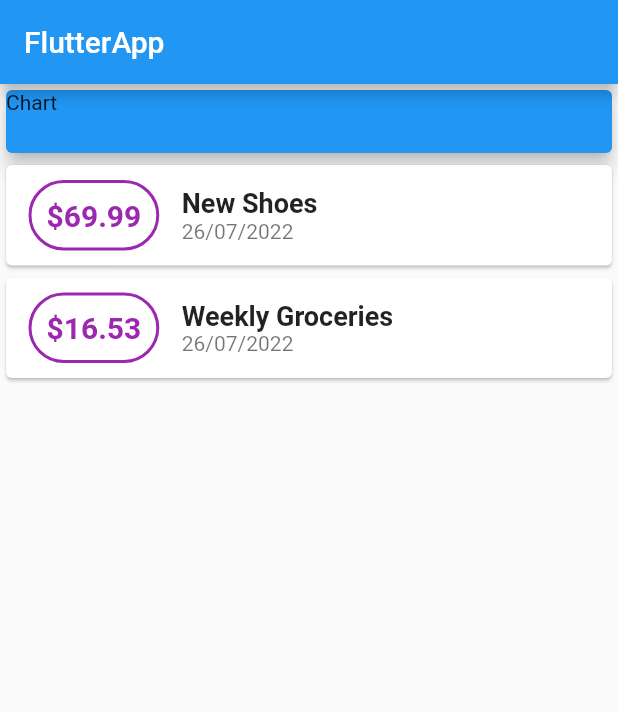
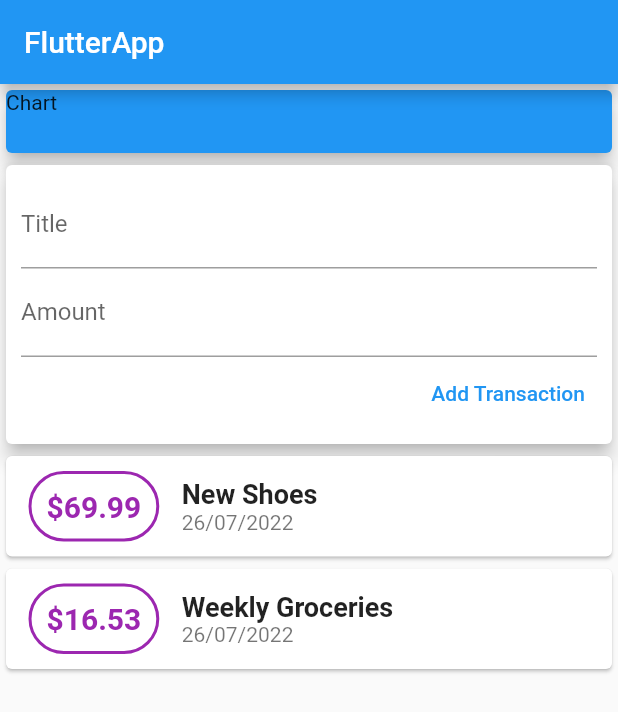
Before and after one commit to deLore051/PersonalExpencesApp, a Flutter app: the screen it shows after launch, on a phone screen of 412 x 824 dp. Shown: the top 712 px of the screen. Run offline on Flutter 3.47's test engine with Material 2 defaults, Android fonts, the phone set to English and light mode, and no system bars.

Commit message:
Added input text fields for title and amout, and a button for adding new transactions to the list in the future.

```diff
--- a/lib/main.dart
+++ b/lib/main.dart
@@ -38,6 +38,8 @@
     ),
   ];
 
+  final titleController = TextEditingController();
+  final amountController = TextEditingController();
 
   @override
   Widget build(BuildContext context) {
@@ -56,6 +58,36 @@
               child: Text("Chart"),
               elevation: 5,
               color: Colors.blue
+            ),
+          ),
+          Card(
+            elevation: 5,
+            child: Container(
+              padding: EdgeInsets.all(10),
+              child: Column(
+                crossAxisAlignment: CrossAxisAlignment.end,
+                children: <Widget>[
+                  TextField(
+                    decoration: InputDecoration(
+                      labelText: "Title"
+                    ),
+                    controller: titleController,
+                  ),
+                  TextField(
+                    decoration: InputDecoration(
+                      labelText: "Amount"
+                    ),
+                    controller: amountController,
+                  ),
+                  TextButton(
+                    child: Text("Add Transaction"),
+                    onPressed: () {
+                      print(titleController.text);
+                      print(amountController.text);
+                    },
+                  ),
+                ],
+              ),
             ),
           ),
           Container(
```
